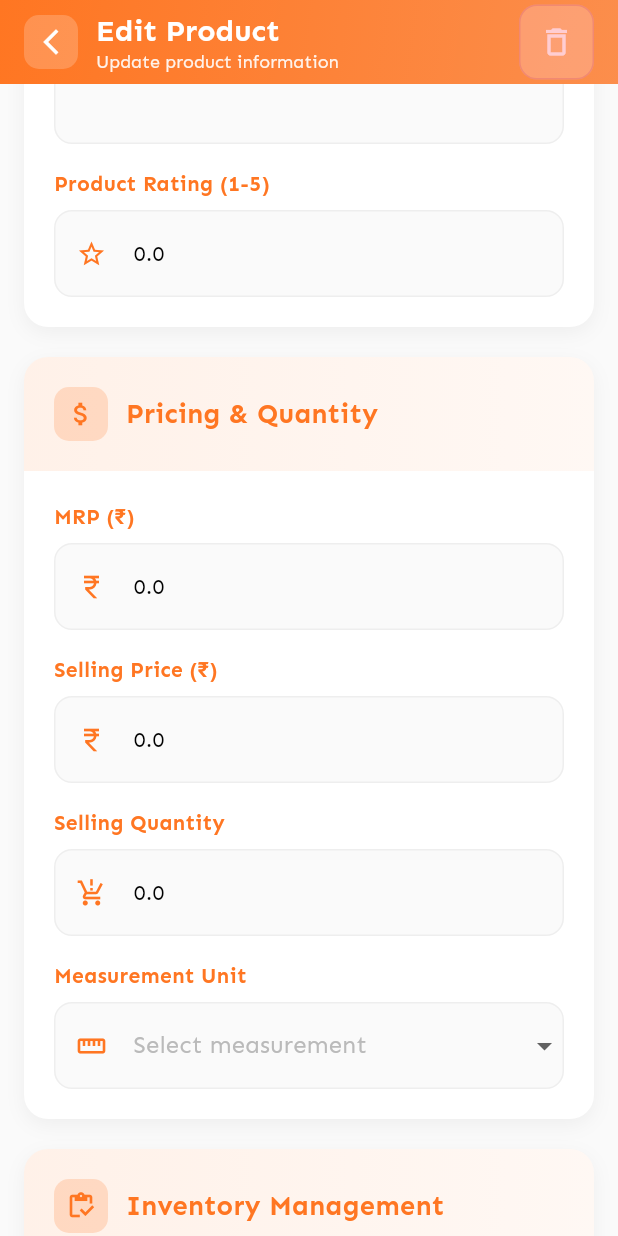
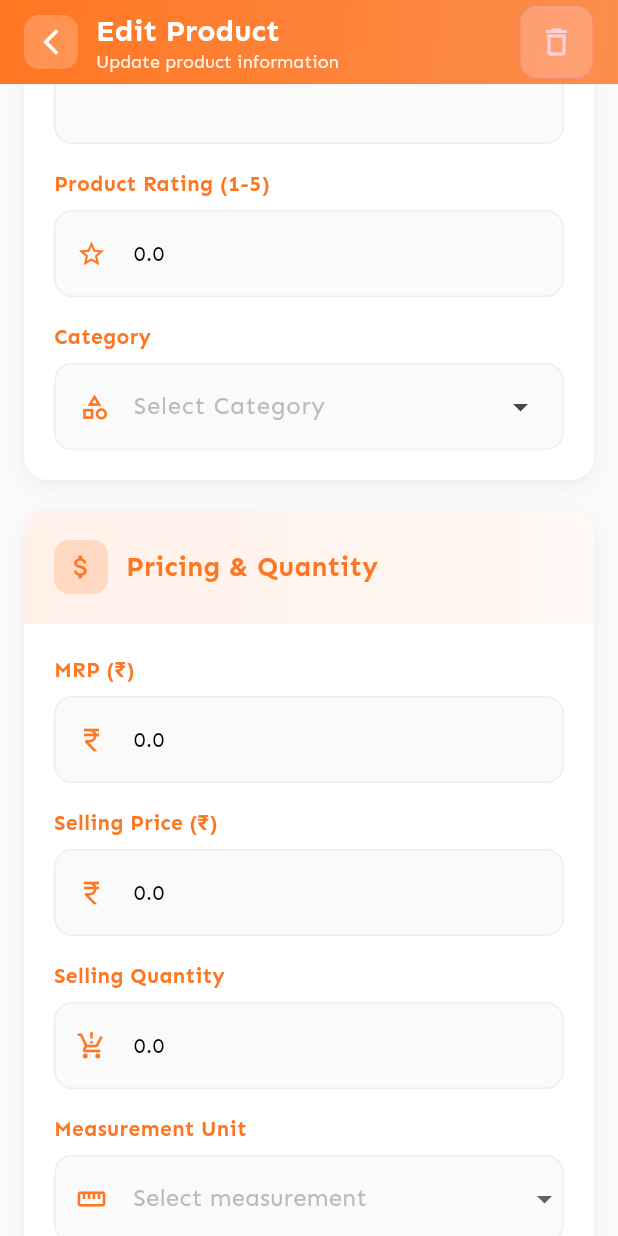
Before and after one commit to Hemant-05/Rising-India, a Flutter app: the AdminProductDetailScreen screen opened directly with empty values, scrolled down 576 dp, on a phone screen of 412 x 824 dp. Run offline on Flutter 3.47's test engine with Material 3 defaults, Android fonts, the phone set to English and light mode, and no system bars; our stand-ins replace bloc, cached_network_image, carousel_slider, cloud_firestore, equatable, firebase_auth and 17 more; missing offline and left inert: razorpay_flutter; accounts and stored records are empty.

Commit message:
admin can edit product category, mrp null bug resolve.

```diff
--- a/lib/features/admin/product/screens/admin_product_details_screen.dart
+++ b/lib/features/admin/product/screens/admin_product_details_screen.dart
@@ -4,6 +4,7 @@ import 'package:flutter/material.dart';
 import 'package:flutter_bloc/flutter_bloc.dart';
 import 'package:raising_india/comman/simple_text_style.dart';
 import 'package:raising_india/constant/AppColour.dart';
+import 'package:raising_india/features/admin/category/bloc/category_bloc.dart';
 import 'package:raising_india/features/admin/product/bloc/products_cubit.dart';
 import 'package:raising_india/features/services/stock_management_repository.dart';
 import 'package:raising_india/models/product_model.dart';
@@ -28,6 +29,7 @@ class _AdminProductDetailScreenState extends State<AdminProductDetailScreen>
   late TextEditingController stockQuantityController;
   late TextEditingController lowStockController;
   late TextEditingController ratingController;
+  late TextEditingController categoryController;
 
   bool isAvailable = false;
   bool loading = false;
@@ -51,7 +53,7 @@ class _AdminProductDetailScreenState extends State<AdminProductDetailScreen>
     priceController = TextEditingController(
       text: widget.product.price.toString(),
     );
-    mrpController = TextEditingController(text: widget.product.mrp.toString());
+    mrpController = widget.product.mrp == null? TextEditingController(text: (widget.product.price + 5).toString()) : TextEditingController(text: widget.product.mrp.toString());
     quantityController = TextEditingController(
       text: widget.product.quantity.toString(),
     );
@@ -67,6 +69,8 @@ class _AdminProductDetailScreenState extends State<AdminProductDetailScreen>
     ratingController = TextEditingController(
       text: widget.product.rating.toString(),
     );
+    categoryController = TextEditingController(
+      text: widget.product.category);
     isAvailable = widget.product.isAvailable;
 
     // ✅ Initialize animations
@@ -112,6 +116,7 @@ class _AdminProductDetailScreenState extends State<AdminProductDetailScreen>
     stockQuantityController.addListener(_onFieldChanged);
     lowStockController.addListener(_onFieldChanged);
     ratingController.addListener(_onFieldChanged);
+    categoryController.addListener(_onFieldChanged);
   }
 
   void _onFieldChanged() {
@@ -135,6 +140,7 @@ class _AdminProductDetailScreenState extends State<AdminProductDetailScreen>
     stockQuantityController.dispose();
     lowStockController.dispose();
     ratingController.dispose();
+    categoryController.dispose();
     super.dispose();
   }
 
@@ -142,6 +148,7 @@ class _AdminProductDetailScreenState extends State<AdminProductDetailScreen>
     if (loading) return;
 
     setState(() => loading = true);
+    print('-----------------------1');
 
     try {
       // ✅ Prepare updated data with validation
@@ -151,7 +158,7 @@ class _AdminProductDetailScreenState extends State<AdminProductDetailScreen>
         'price':
             double.tryParse(priceController.text.trim()) ??
             widget.product.price,
-        'mrp': double.parse(mrpController.text.trim()) ?? widget.product.mrp,
+        'mrp': mrpController.text.trim().isEmpty? (widget.product.price + 5) : double.parse(mrpController.text.trim()),
         'quantity':
             double.tryParse(quantityController.text.trim()) ??
             widget.product.quantity,
@@ -163,6 +170,7 @@ class _AdminProductDetailScreenState extends State<AdminProductDetailScreen>
         'rating':
             double.tryParse(ratingController.text.trim()) ??
             widget.product.rating,
+        'category': categoryController.text.trim(),
         'isAvailable': isAvailable,
         'name_lower': nameController.text.trim().toLowerCase(),
       };
@@ -190,7 +198,10 @@ class _AdminProductDetailScreenState extends State<AdminProductDetailScreen>
             children: [
               Icon(Icons.check_circle, color: Colors.white),
               const SizedBox(width: 8),
-              Text('🎉 Product updated successfully!',style: simple_text_style(color: AppColour.white),),
+              Text(
+                '🎉 Product updated successfully!',
+                style: simple_text_style(color: AppColour.white),
+              ),
             ],
           ),
           backgroundColor: Colors.green,
@@ -210,7 +221,12 @@ class _AdminProductDetailScreenState extends State<AdminProductDetailScreen>
             children: [
               Icon(Icons.error, color: Colors.white),
               const SizedBox(width: 8),
-              Expanded(child: Text("Save Failed: $e",style: simple_text_style(color: AppColour.white),)),
+              Expanded(
+                child: Text(
+                  "Save Failed: $e",
+                  style: simple_text_style(color: AppColour.white),
+                ),
+              ),
             ],
           ),
           backgroundColor: Colors.red,
@@ -687,6 +703,13 @@ class _AdminProductDetailScreenState extends State<AdminProductDetailScreen>
             hintText: '4.5',
             keyboardType: TextInputType.number,
           ),
+          const SizedBox(height: 16),
+          _buildStyledDropdown(
+            label: 'Category',
+            controller: categoryController,
+            hintText: 'Select Category',
+            icon: Icons.category_outlined,
+          ),
         ],
       ),
     );
@@ -940,6 +963,78 @@ class _AdminProductDetailScreenState extends State<AdminProductDetailScreen>
     );
   }
 
+  Widget _buildStyledDropdown({
+    required TextEditingController controller,
+    required String hintText,
+    required IconData icon,
+    required String label,
+  }) {
+    return BlocConsumer<CategoryBloc, CategoryState>(
+      listener: (context, state) {},
+      builder: (context, state) {
+        return Column(
+          crossAxisAlignment: CrossAxisAlignment.start,
+          children: [
+            Text(
+              label,
+              style: simple_text_style(
+                color: AppColour.primary,
+                fontSize: 14,
+                fontWeight: FontWeight.w600,
+              ),
+            ),
+            const SizedBox(height: 8),
+            Container(
+              decoration: BoxDecoration(
+                color: Colors.grey.shade50,
+                borderRadius: BorderRadius.circular(12),
+                border: Border.all(color: Colors.grey.shade200),
+              ),
+              child: Row(
+                children: [
+                  Padding(
+                    padding: const EdgeInsets.all(16),
+                    child: Icon(icon, color: AppColour.primary, size: 20),
+                  ),
+                  Expanded(
+                    child: DropdownMenu(
+                      controller: categoryController,
+                      width: double.infinity,
+                      textStyle: simple_text_style(
+                        fontWeight: FontWeight.w500,
+                        fontSize: 14,
+                      ),
+                      hintText: hintText,
+                      inputDecorationTheme: InputDecorationTheme(
+                        border: InputBorder.none,
+                        hintStyle: simple_text_style(color: AppColour.lightGrey),
+                        contentPadding: EdgeInsets.zero,
+                      ),
+                      menuStyle: MenuStyle(
+                        backgroundColor: MaterialStateProperty.all(AppColour.white),
+                        elevation: MaterialStateProperty.all(8),
+                      ),
+                      dropdownMenuEntries: state is CategoryLoaded
+                          ? state.categories
+                                .map(
+                                  (category) => DropdownMenuEntry(
+                                    value: category.value,
+                                    label: category.name,
+                                  ),
+                                )
+                                .toList()
+                          : [],
+                    ),
+                  ),
+                ],
+              ),
+            ),
+          ],
+        );
+      },
+    );
+  }
+
   Widget _buildMeasurementDropdown() {
     // ✅ FIXED: Ensure unique values and handle case sensitivity
     final List<Map<String, String>> measurements = [
@@ -1018,6 +1113,8 @@ class _AdminProductDetailScreenState extends State<AdminProductDetailScreen>
           child: DropdownButtonFormField<String>(
             // ✅ Use normalized value that matches dropdown items
             value: normalizedCurrentValue,
+            dropdownColor: AppColour.white,
+            borderRadius: BorderRadius.circular(12),
             decoration: InputDecoration(
               border: InputBorder.none,
               contentPadding: const EdgeInsets.all(16),
```
